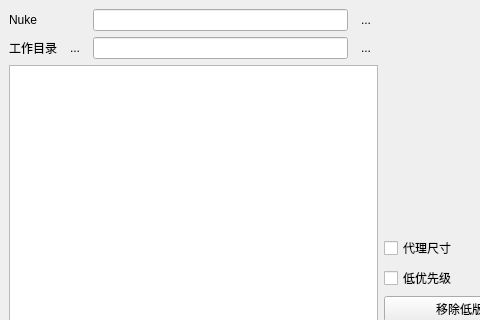
This is Comp/nuke/batchrender/mainwindow.ui in NateScarlet/Scripts as Qt 5 draws it before an edit; both pictures show x 0 to 480 and y 0 to 320 of the 593 by 491 pixel window. The edited form follows.
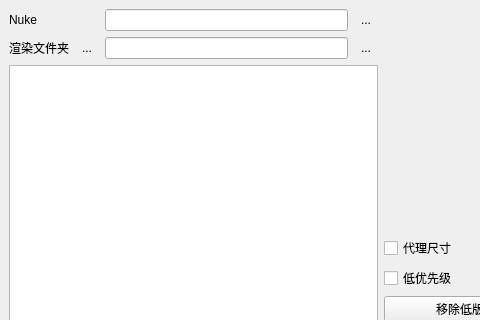
This is the edited form.

The edit to the form file:
```diff
--- a/Comp/nuke/batchrender/mainwindow.ui
+++ b/Comp/nuke/batchrender/mainwindow.ui
@@ -75,7 +75,7 @@
           <item>
            <widget class="QLabel" name="label">
             <property name="text">
-             <string>工作目录</string>
+             <string>渲染文件夹</string>
             </property>
            </widget>
           </item>
```
